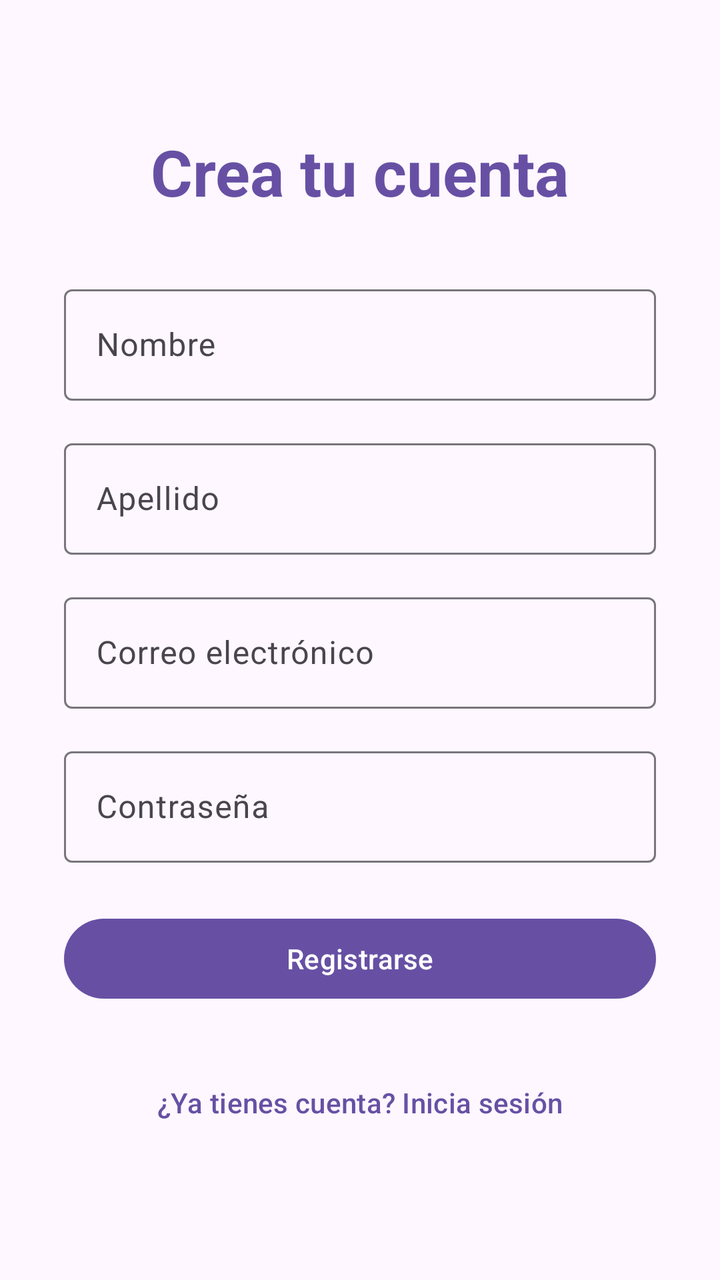
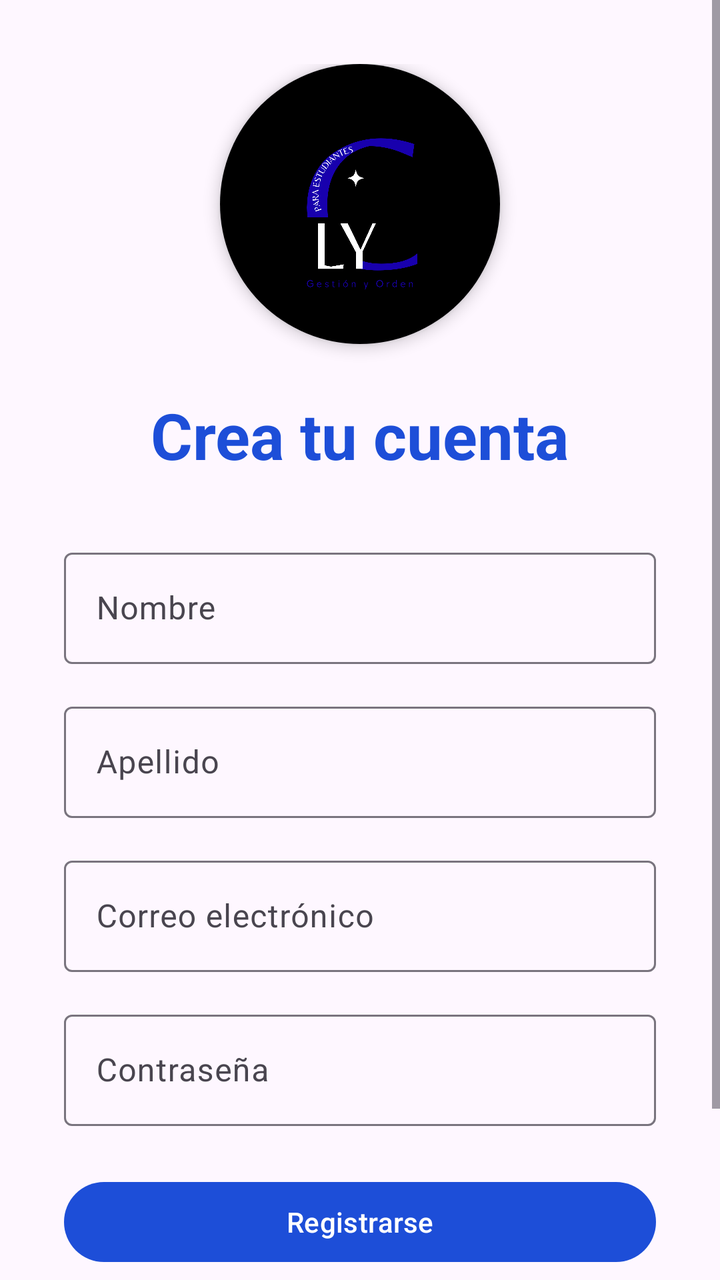

Two renders of the same Android screen: before a commit and after it. Below are the layout's source before the change and the commit's diff.
<!-- AndroidManifest.xml: application theme Theme.ClassLy -->
<!-- res/layout/fragment_register.xml -->
<?xml version="1.0" encoding="utf-8"?>
<ScrollView xmlns:android="http://schemas.android.com/apk/res/android"
    android:layout_width="match_parent"
    android:layout_height="match_parent"
    android:fillViewport="true">

    <LinearLayout
        android:layout_width="match_parent"
        android:layout_height="wrap_content"
        android:gravity="center"
        android:orientation="vertical"
        android:padding="32dp">

        <TextView
            android:layout_width="wrap_content"
            android:layout_height="wrap_content"
            android:text="@string/create_account"
            android:textColor="?attr/colorPrimary"
            android:textSize="32sp"
            android:textStyle="bold" />

        <com.google.android.material.textfield.TextInputLayout
            android:layout_width="match_parent"
            android:layout_height="wrap_content"
            android:layout_marginTop="32dp"
            android:hint="@string/hint_name"
            style="@style/Widget.Material3.TextInputLayout.OutlinedBox">

            <com.google.android.material.textfield.TextInputEditText
                android:id="@+id/etName"
                android:layout_width="match_parent"
                android:layout_height="wrap_content"
                android:inputType="textPersonName" />
        </com.google.android.material.textfield.TextInputLayout>

        <com.google.android.material.textfield.TextInputLayout
            android:layout_width="match_parent"
            android:layout_height="wrap_content"
            android:layout_marginTop="16dp"
            android:hint="@string/hint_surname"
            style="@style/Widget.Material3.TextInputLayout.OutlinedBox">

            <com.google.android.material.textfield.TextInputEditText
                android:id="@+id/etSurname"
                android:layout_width="match_parent"
                android:layout_height="wrap_content"
                android:inputType="textPersonName" />
        </com.google.android.material.textfield.TextInputLayout>

        <com.google.android.material.textfield.TextInputLayout
            android:layout_width="match_parent"
            android:layout_height="wrap_content"
            android:layout_marginTop="16dp"
            android:hint="@string/hint_email"
            style="@style/Widget.Material3.TextInputLayout.OutlinedBox">

            <com.google.android.material.textfield.TextInputEditText
                android:id="@+id/etEmail"
                android:layout_width="match_parent"
                android:layout_height="wrap_content"
                android:inputType="textEmailAddress" />
        </com.google.android.material.textfield.TextInputLayout>

        <com.google.android.material.textfield.TextInputLayout
            android:layout_width="match_parent"
            android:layout_height="wrap_content"
            android:layout_marginTop="16dp"
            android:hint="@string/hint_password"
            style="@style/Widget.Material3.TextInputLayout.OutlinedBox">

            <com.google.android.material.textfield.TextInputEditText
                android:id="@+id/etPassword"
                android:layout_width="match_parent"
                android:layout_height="wrap_content"
                android:inputType="textPassword" />
        </com.google.android.material.textfield.TextInputLayout>

        <com.google.android.material.button.MaterialButton
            android:id="@+id/btnRegister"
            android:layout_width="match_parent"
            android:layout_height="wrap_content"
            android:layout_marginTop="24dp"
            android:text="@string/btn_register" />

        <com.google.android.material.button.MaterialButton
            android:id="@+id/btnNavigateLogin"
            style="@style/Widget.Material3.Button.TextButton"
            android:layout_width="match_parent"
            android:layout_height="wrap_content"
            android:layout_marginTop="24dp"
            android:text="@string/btn_navigate_login" />

    </LinearLayout>
</ScrollView>
<!-- resources referenced by this layout -->
<resources>
  <string name="btn_navigate_login">¿Ya tienes cuenta? Inicia sesión</string>
  <string name="btn_register">Registrarse</string>
  <string name="create_account">Crea tu cuenta</string>
  <string name="hint_email">Correo electrónico</string>
  <string name="hint_name">Nombre</string>
  <string name="hint_password">Contraseña</string>
  <string name="hint_surname">Apellido</string>
  <style name="Theme.ClassLy" parent="Theme.Material3.DayNight.NoActionBar">
          <item name="colorPrimary">@color/primary</item>
          <item name="colorSecondary">@color/secondary</item>
          <item name="colorTertiary">@color/tertiary</item>
          <item name="android:statusBarColor">?attr/colorSurface</item>
          <item name="android:windowLightStatusBar">true</item>
      </style>
  <color name="primary">#6750A4</color>
  <color name="secondary">#625b71</color>
  <color name="tertiary">#7D5260</color>
</resources>

<!-- the commit's change to res/layout/fragment_register.xml (unified diff, before → after) -->
@@ -1,5 +1,6 @@
 <?xml version="1.0" encoding="utf-8"?>
 <ScrollView xmlns:android="http://schemas.android.com/apk/res/android"
+    xmlns:app="http://schemas.android.com/apk/res-auto"
     android:layout_width="match_parent"
     android:layout_height="match_parent"
     android:fillViewport="true">
@@ -10,6 +11,22 @@
         android:gravity="center"
         android:orientation="vertical"
         android:padding="32dp">
+
+        <com.google.android.material.card.MaterialCardView
+            android:layout_width="140dp"
+            android:layout_height="140dp"
+            android:layout_marginBottom="24dp"
+            app:cardCornerRadius="70dp"
+            app:cardElevation="4dp"
+            app:strokeWidth="0dp">
+
+            <ImageView
+                android:layout_width="match_parent"
+                android:layout_height="match_parent"
+                android:src="@drawable/logo_classly"
+                android:contentDescription="@string/app_name"
+                android:scaleType="centerCrop" />
+        </com.google.android.material.card.MaterialCardView>
 
         <TextView
             android:layout_width="wrap_content"
<!-- resource entries referenced after the edit -->
@@ -1,5 +1,7 @@
 <!-- resources referenced by this layout -->
 <resources>
+  <!-- drawable logo_classly: png bitmap (drawable, 63005 bytes) -->
+  <string name="app_name">ClassLy</string>
   <string name="btn_navigate_login">¿Ya tienes cuenta? Inicia sesión</string>
   <string name="btn_register">Registrarse</string>
   <string name="create_account">Crea tu cuenta</string>
@@ -9,13 +11,18 @@
   <string name="hint_surname">Apellido</string>
   <style name="Theme.ClassLy" parent="Theme.Material3.DayNight.NoActionBar">
           <item name="colorPrimary">@color/primary</item>
+          <item name="colorOnPrimary">@color/white</item>
+          <item name="colorPrimaryContainer">@color/primary</item>
+          <item name="colorOnPrimaryContainer">@color/white</item>
           <item name="colorSecondary">@color/secondary</item>
+          <item name="colorSecondaryContainer">@color/secondary</item>
           <item name="colorTertiary">@color/tertiary</item>
           <item name="android:statusBarColor">?attr/colorSurface</item>
           <item name="android:windowLightStatusBar">true</item>
       </style>
-  <color name="primary">#6750A4</color>
-  <color name="secondary">#625b71</color>
-  <color name="tertiary">#7D5260</color>
+  <color name="primary">#1D4ED8</color>
+  <color name="white">#FFFFFFFF</color>
+  <color name="secondary">#475569</color>
+  <color name="tertiary">#0EA5E9</color>
 </resources>
 
